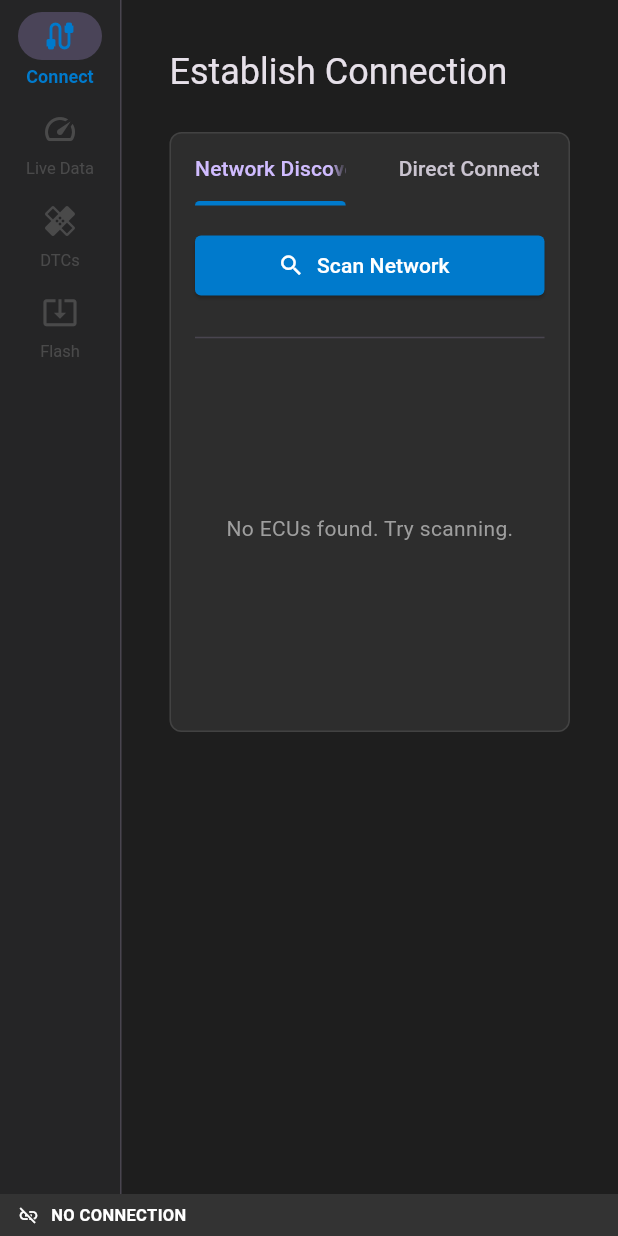
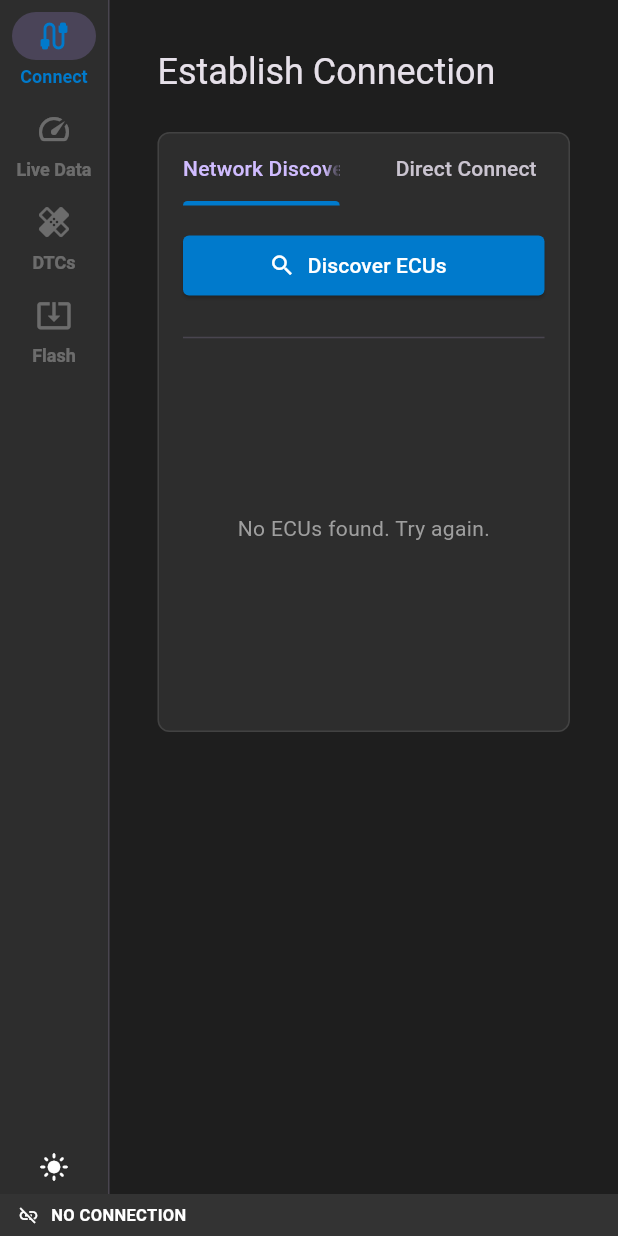
Before and after one commit to cogwal/ecu-toolkit-studio, a Flutter app: the screen it shows after launch, on a phone screen of 412 x 824 dp. Run offline on Flutter 3.47's test engine with Material 3 defaults, Android fonts, the phone set to English and light mode, and no system bars; accounts and stored records are empty.

Commit message:
ui: responsive Connect split-panel, add light/dark theme and anchored sidebar toggle

```diff
--- a/lib/main.dart
+++ b/lib/main.dart
@@ -5,28 +5,34 @@ void main() {
   runApp(const EcuToolkitApp());
 }
 
-class EcuToolkitApp extends StatelessWidget {
+class EcuToolkitApp extends StatefulWidget {
   const EcuToolkitApp({super.key});
 
   @override
+  State<EcuToolkitApp> createState() => _EcuToolkitAppState();
+}
+
+class _EcuToolkitAppState extends State<EcuToolkitApp> {
+  ThemeMode _themeMode = ThemeMode.dark;
+
+  void _toggleTheme() {
+    setState(() {
+      _themeMode = _themeMode == ThemeMode.dark ? ThemeMode.light : ThemeMode.dark;
+    });
+  }
+
+  @override
   Widget build(BuildContext context) {
-    return MaterialApp(
-      title: 'ECU Toolkit Studio',
-      debugShowCheckedModeBanner: false,
-      theme: ThemeData(
+    final darkTheme = ThemeData(
       brightness: Brightness.dark,
       scaffoldBackgroundColor: const Color(0xFF1E1E1E), // VS Code Grey
       primaryColor: const Color(0xFF007ACC), // Engineer Blue
       cardColor: const Color(0xFF2D2D2D), // Lighter Grey for panels
       dividerColor: const Color(0xFF3E3E42),
-
-        // Define standard Text Styles
       textTheme: const TextTheme(
         bodyMedium: TextStyle(color: Color(0xFFCCCCCC)),
         titleLarge: TextStyle(color: Colors.white, fontWeight: FontWeight.w300),
       ),
-
-        // Define Button Styles
       elevatedButtonTheme: ElevatedButtonThemeData(
         style: ElevatedButton.styleFrom(
           backgroundColor: const Color(0xFF007ACC),
@@ -34,10 +40,36 @@ class EcuToolkitApp extends StatelessWidget {
           shape: RoundedRectangleBorder(borderRadius: BorderRadius.circular(4)),
         ),
       ),
+      useMaterial3: true,
+    );
 
+    final lightTheme = ThemeData(
+      brightness: Brightness.light,
+      scaffoldBackgroundColor: Colors.white,
+      primaryColor: const Color(0xFF007ACC),
+      cardColor: const Color(0xFFF5F5F5),
+      dividerColor: const Color(0xFFE0E0E0),
+      textTheme: const TextTheme(
+        bodyMedium: TextStyle(color: Color(0xFF222222)),
+        titleLarge: TextStyle(color: Colors.black, fontWeight: FontWeight.w300),
+      ),
+      elevatedButtonTheme: ElevatedButtonThemeData(
+        style: ElevatedButton.styleFrom(
+          backgroundColor: const Color(0xFF007ACC),
+          foregroundColor: Colors.white,
+          shape: RoundedRectangleBorder(borderRadius: BorderRadius.circular(4)),
+        ),
+      ),
       useMaterial3: true,
-      ),
-      home: const MainShell(),
+    );
+
+    return MaterialApp(
+      title: 'ECU Toolkit Studio',
+      debugShowCheckedModeBanner: false,
+      theme: lightTheme,
+      darkTheme: darkTheme,
+      themeMode: _themeMode,
+      home: MainShell(onToggleTheme: _toggleTheme, isDark: _themeMode == ThemeMode.dark),
     );
   }
 }
--- a/lib/main_shell.dart
+++ b/lib/main_shell.dart
@@ -4,7 +4,10 @@ import 'pages/connection_page.dart';
 import 'pages/functional_pages.dart';
 
 class MainShell extends StatefulWidget {
-  const MainShell({super.key});
+  final VoidCallback onToggleTheme;
+  final bool isDark;
+
+  const MainShell({super.key, required this.onToggleTheme, required this.isDark});
 
   @override
   State<MainShell> createState() => _MainShellState();
@@ -36,7 +39,10 @@ class _MainShellState extends State<MainShell> {
       ScaffoldMessenger.of(context).clearSnackBars();
       ScaffoldMessenger.of(context).showSnackBar(
         const SnackBar(
-          content: Text("Please connect to an ECU to access this tool."),
+          content: Text(
+            "Please connect to an ECU to access this tool.",
+            style: TextStyle(color: Colors.white),
+          ),
           backgroundColor: Colors.redAccent,
           duration: Duration(milliseconds: 1500),
           behavior: SnackBarBehavior.floating,
@@ -63,8 +69,10 @@ class _MainShellState extends State<MainShell> {
 
     // Define visual state for tabs
     final bool isLocked = _connectedProfile == null;
-    final Color activeColor = Colors.white;
-    final Color disabledColor = Colors.grey.withOpacity(0.3);
+    final brightness = Theme.of(context).brightness;
+    final Color activeColor = brightness == Brightness.dark ? Colors.white : Colors.black87;
+    final Color disabledColor = Theme.of(context).disabledColor.withOpacity(brightness == Brightness.dark ? 0.3 : 0.6);
+    final Color sidebarBg = Theme.of(context).cardColor;
 
     return Scaffold(
       body: Column(
@@ -72,11 +80,16 @@ class _MainShellState extends State<MainShell> {
           Expanded(
             child: Row(
               children: [
-                // --- 1. UPDATED SIDEBAR ---
-                NavigationRail(
+                // --- 1. UPDATED SIDEBAR (rail + bottom toggle) ---
+                SizedBox(
+                  width: 72,
+                  child: Column(
+                    children: [
+                      Expanded(
+                        child: NavigationRail(
                           selectedIndex: _selectedIndex,
                           onDestinationSelected: _onDestinationSelected,
-                  backgroundColor: const Color(0xFF252526),
+                          backgroundColor: sidebarBg,
 
                           // Ensure text is always shown
                           labelType: NavigationRailLabelType.all,
@@ -84,33 +97,51 @@ class _MainShellState extends State<MainShell> {
                           // Define base styles
                           selectedIconTheme: IconThemeData(color: Theme.of(context).primaryColor),
                           selectedLabelTextStyle: TextStyle(color: Theme.of(context).primaryColor, fontWeight: FontWeight.bold, fontSize: 12),
-                  unselectedLabelTextStyle: const TextStyle(fontSize: 11),
+                          unselectedLabelTextStyle: TextStyle(color: Theme.of(context).textTheme.bodyMedium?.color, fontSize: 11),
 
                           destinations: [
                     // Tab 0: Connect (Always Active)
-                    const NavigationRailDestination(
+                    NavigationRailDestination(
                       icon: Icon(Icons.cable),
-                      label: Text('Connect'),
+                      label: Text('Connect', style: TextStyle(fontWeight: FontWeight.bold, fontSize: 12)),
                     ),
 
                     // Tab 1: Live Data (Conditional)
                     NavigationRailDestination(
                       icon: Icon(Icons.speed, color: isLocked ? disabledColor : null),
-                      label: Text('Live Data', style: TextStyle(color: isLocked ? disabledColor : activeColor)),
+                      label: Text('Live Data', style: TextStyle(color: isLocked ? disabledColor : null, fontWeight: FontWeight.bold, fontSize: 12)),
                     ),
 
                     // Tab 2: DTCs (Conditional)
                     NavigationRailDestination(
                       icon: Icon(Icons.healing, color: isLocked ? disabledColor : null),
-                      label: Text('DTCs', style: TextStyle(color: isLocked ? disabledColor : activeColor)),
+                      label: Text('DTCs', style: TextStyle(color: isLocked ? disabledColor : null, fontWeight: FontWeight.bold, fontSize: 12)),
                     ),
 
                     // Tab 3: Flash (Conditional)
                     NavigationRailDestination(
                       icon: Icon(Icons.system_update_alt, color: isLocked ? disabledColor : null),
-                      label: Text('Flash', style: TextStyle(color: isLocked ? disabledColor : activeColor)),
+                      label: Text('Flash', style: TextStyle(color: isLocked ? disabledColor : null, fontWeight: FontWeight.bold, fontSize: 12)),
                     ),
                   ],
+                        ),
+                      ),
+
+                      // Bottom area aligned with status bar — contains theme toggle
+                      Container(
+                        height: 36,
+                        color: sidebarBg,
+                        alignment: Alignment.center,
+                        child: IconButton(
+                          padding: EdgeInsets.zero,
+                          constraints: const BoxConstraints(),
+                          icon: Icon(widget.isDark ? Icons.light_mode : Icons.dark_mode, size: 20, color: Theme.of(context).iconTheme.color),
+                          tooltip: 'Toggle theme',
+                          onPressed: widget.onToggleTheme,
+                        ),
+                      ),
+                    ],
+                  ),
                 ),
 
                 const VerticalDivider(width: 1, thickness: 1),
--- a/lib/pages/connection_page.dart
+++ b/lib/pages/connection_page.dart
@@ -56,6 +56,9 @@ class _ConnectionPageState extends State<ConnectionPage> with SingleTickerProvid
 
   @override
   Widget build(BuildContext context) {
+    final width = MediaQuery.of(context).size.width;
+    final isWide = width >= 900; // treat wide screens (desktop) differently
+
     return Padding(
       padding: const EdgeInsets.all(32.0),
       child: Column(
@@ -63,6 +66,21 @@ class _ConnectionPageState extends State<ConnectionPage> with SingleTickerProvid
         children: [
           Text("Establish Connection", style: Theme.of(context).textTheme.headlineSmall),
           const SizedBox(height: 24),
+
+          // Wide layout: show two panels side-by-side. Narrow layout: keep tabs.
+          if (isWide)
+            SizedBox(
+              height: 460,
+              child: Row(
+                crossAxisAlignment: CrossAxisAlignment.start,
+                children: [
+                  Expanded(child: _panelCard(child: _buildScannerTab(), title: "Network Discovery")),
+                  const SizedBox(width: 16),
+                  Expanded(child: _panelCard(child: _buildDirectTab(), title: "Direct Connect")),
+                ],
+              ),
+            )
+          else
             Container(
               width: 400,
               decoration: BoxDecoration(
@@ -99,6 +117,27 @@ class _ConnectionPageState extends State<ConnectionPage> with SingleTickerProvid
     );
   }
 
+  Widget _panelCard({required Widget child, String? title}) {
+    return Container(
+      decoration: BoxDecoration(
+        color: Theme.of(context).cardColor,
+        borderRadius: BorderRadius.circular(8),
+        border: Border.all(color: Colors.white10),
+      ),
+      padding: const EdgeInsets.all(12.0),
+      child: Column(
+        crossAxisAlignment: CrossAxisAlignment.start,
+        children: [
+          if (title != null) Padding(
+            padding: const EdgeInsets.only(left: 4.0, bottom: 8.0),
+            child: Text(title, style: Theme.of(context).textTheme.titleMedium),
+          ),
+          Expanded(child: child),
+        ],
+      ),
+    );
+  }
+
   Widget _buildScannerTab() {
     return Padding(
       padding: const EdgeInsets.all(16.0),
@@ -111,14 +150,14 @@ class _ConnectionPageState extends State<ConnectionPage> with SingleTickerProvid
               icon: _isScanning
                 ? const SizedBox(width: 16, height: 16, child: CircularProgressIndicator(strokeWidth: 2, color: Colors.white))
                 : const Icon(Icons.search),
-              label: Text(_isScanning ? "Scanning 0x7DF..." : "Scan Network"),
+              label: Text(_isScanning ? "Scanning..." : "Discover ECUs"),
             ),
           ),
           const SizedBox(height: 16),
           const Divider(),
           Expanded(
             child: _discoveredEcus.isEmpty && !_isScanning
-              ? const Center(child: Text("No ECUs found. Try scanning.", style: TextStyle(color: Colors.grey)))
+              ? const Center(child: Text("No ECUs found. Try again.", style: TextStyle(color: Colors.grey)))
               : ListView.builder(
                   itemCount: _discoveredEcus.length,
                   itemBuilder: (context, index) {
```
Lines whose indentation alone changed are shown as unchanged.
